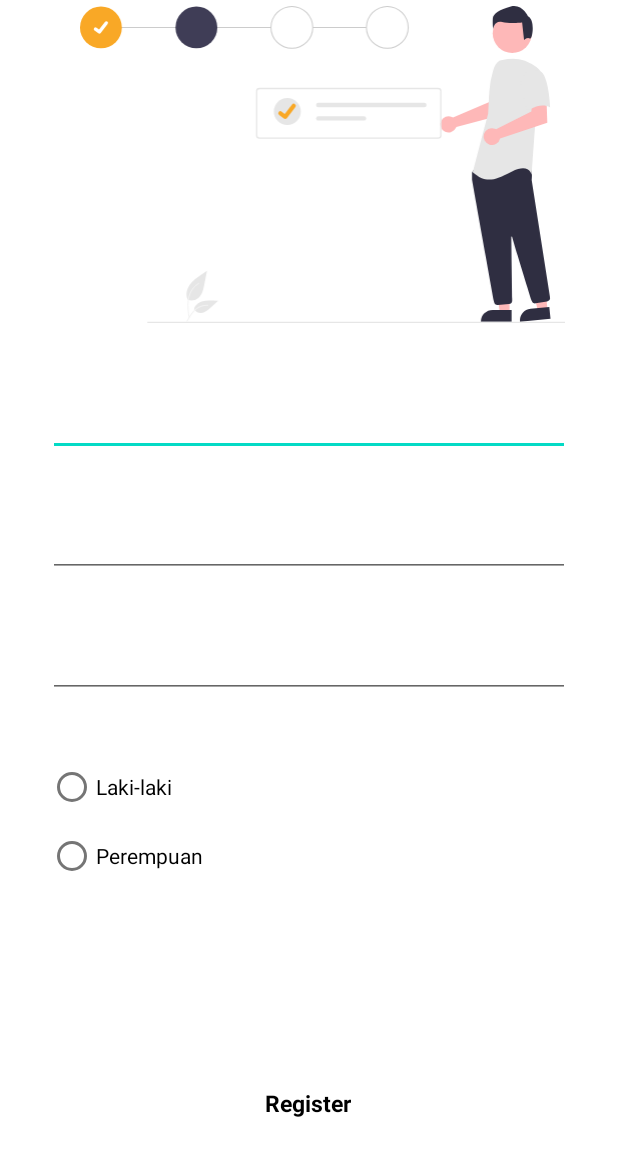
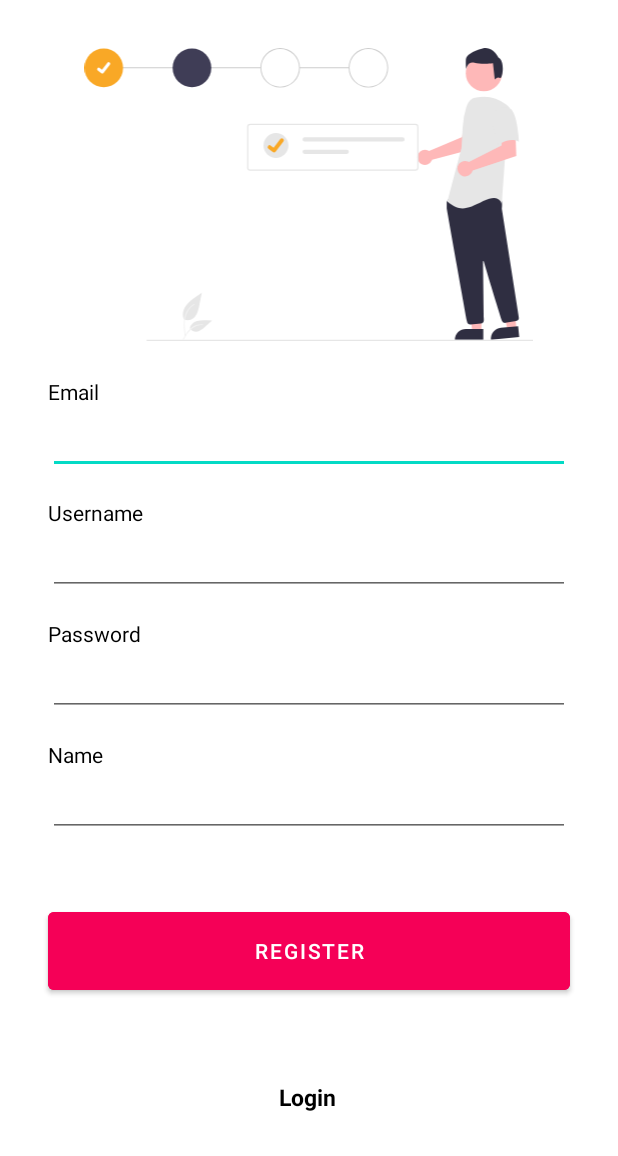
Before and after one commit to gananta65/C22-PS237-Capstone-Project, an Android app: the layout activity_register.xml on its own in the app's theme, with its tools: preview values and no code run, on a phone screen of 412 x 824 dp. Shown: the top 1156 px of the screen. Run offline under Robolectric (Android 15) with nearby library versions, the phone set to English and light mode, and no system bars.

```diff
--- a/Capstone-md/app/src/main/res/layout/activity_register.xml
+++ b/Capstone-md/app/src/main/res/layout/activity_register.xml
@@ -10,25 +10,49 @@
         android:id="@+id/imageView2"
         android:layout_width="394dp"
         android:layout_height="211dp"
-        android:layout_marginTop="4dp"
+        android:layout_marginTop="16dp"
+        android:paddingTop="16dp"
+        android:src="@drawable/ic_regis"
         app:layout_constraintEnd_toEndOf="parent"
-        app:layout_constraintHorizontal_bias="1.0"
+        app:layout_constraintHorizontal_bias="0.47"
         app:layout_constraintStart_toStartOf="parent"
-        app:layout_constraintTop_toTopOf="parent"
-        tools:srcCompat="@drawable/ic_regis"
-        />
+        app:layout_constraintTop_toTopOf="parent" />
+
+    <TextView
+        android:id="@+id/view_email"
+        android:layout_width="wrap_content"
+        android:layout_height="wrap_content"
+        android:layout_marginStart="32dp"
+        android:layout_marginTop="24dp"
+        android:text="Email"
+        android:textColor="@color/black"
+        app:layout_constraintStart_toStartOf="parent"
+        app:layout_constraintTop_toBottomOf="@+id/imageView2" />
+
+
+    <com.google.android.material.textfield.TextInputEditText
+        android:id="@+id/edit_email"
+        android:layout_width="match_parent"
+        android:layout_height="wrap_content"
+        android:layout_marginStart="32dp"
+        android:layout_marginEnd="32dp"
+        android:ems="10"
+        android:inputType="textEmailAddress"
+        app:layout_constraintEnd_toEndOf="parent"
+        app:layout_constraintStart_toStartOf="parent"
+        app:layout_constraintTop_toBottomOf="@+id/view_email"
+        tools:ignore="SpeakableTextPresentCheck" />
 
     <TextView
         android:id="@+id/view_username"
         android:layout_width="wrap_content"
         android:layout_height="wrap_content"
         android:layout_marginStart="32dp"
-        android:layout_marginTop="24dp"
-        android:alpha="0"
+        android:layout_marginTop="16dp"
         android:text="Username"
         android:textColor="@color/black"
         app:layout_constraintStart_toStartOf="parent"
-        app:layout_constraintTop_toBottomOf="@+id/imageView2" />
+        app:layout_constraintTop_toBottomOf="@+id/edit_email" />
 
 
     <com.google.android.material.textfield.TextInputEditText
@@ -44,31 +68,6 @@
         app:layout_constraintTop_toBottomOf="@+id/view_username"
         tools:ignore="SpeakableTextPresentCheck" />
 
-    <TextView
-        android:id="@+id/view_name"
-        android:layout_width="wrap_content"
-        android:layout_height="wrap_content"
-        android:layout_marginStart="32dp"
-        android:layout_marginTop="16dp"
-        android:alpha="0"
-        android:text="Name"
-        android:textColor="@color/black"
-        app:layout_constraintStart_toStartOf="parent"
-        app:layout_constraintTop_toBottomOf="@+id/edit_username" />
-
-
-    <com.google.android.material.textfield.TextInputEditText
-        android:id="@+id/edit_name"
-        android:layout_width="match_parent"
-        android:layout_height="wrap_content"
-        android:layout_marginStart="32dp"
-        android:layout_marginEnd="32dp"
-        android:ems="10"
-        android:inputType="textEmailAddress"
-        app:layout_constraintEnd_toEndOf="parent"
-        app:layout_constraintStart_toStartOf="parent"
-        app:layout_constraintTop_toBottomOf="@+id/view_name"
-        tools:ignore="SpeakableTextPresentCheck" />
 
     <TextView
         android:id="@+id/view_password"
@@ -76,12 +75,10 @@
         android:layout_height="wrap_content"
         android:layout_marginStart="32dp"
         android:layout_marginTop="16dp"
-        android:alpha="0"
         android:text="Password"
         android:textColor="@color/black"
         app:layout_constraintStart_toStartOf="parent"
-        app:layout_constraintTop_toBottomOf="@+id/edit_name" />
-
+        app:layout_constraintTop_toBottomOf="@+id/edit_username" />
 
     <com.google.android.material.textfield.TextInputEditText
         android:id="@+id/edit_password"
@@ -97,60 +94,49 @@
         tools:ignore="SpeakableTextPresentCheck" />
 
     <TextView
-        android:id="@+id/view_jk"
+        android:id="@+id/view_name"
         android:layout_width="wrap_content"
         android:layout_height="wrap_content"
         android:layout_marginStart="32dp"
         android:layout_marginTop="16dp"
-        android:alpha="0"
-        android:text="Jenis Kelamin"
+        android:text="Name"
         android:textColor="@color/black"
         app:layout_constraintStart_toStartOf="parent"
         app:layout_constraintTop_toBottomOf="@+id/edit_password" />
 
-    <RadioGroup
-        android:id="@+id/edit_jk"
-        android:layout_width="105dp"
-        android:layout_height="92dp"
+    <com.google.android.material.textfield.TextInputEditText
+        android:id="@+id/edit_name"
+        android:layout_width="match_parent"
+        android:layout_height="wrap_content"
         android:layout_marginStart="32dp"
+        android:layout_marginEnd="32dp"
+        android:ems="10"
+        app:layout_constraintEnd_toEndOf="parent"
         app:layout_constraintStart_toStartOf="parent"
-        app:layout_constraintTop_toBottomOf="@+id/view_jk">
-
-        <RadioButton
-            android:id="@+id/radioButton3"
-            android:layout_width="wrap_content"
-            android:layout_height="wrap_content"
-            android:text="Laki-laki" />
-
-        <RadioButton
-            android:id="@+id/radioButton4"
-            android:layout_width="match_parent"
-            android:layout_height="wrap_content"
-            android:text="Perempuan" />
-    </RadioGroup>
+        app:layout_constraintTop_toBottomOf="@+id/view_name"
+        tools:ignore="SpeakableTextPresentCheck" />
 
     <Button
         android:id="@+id/button_register"
         android:layout_width="0dp"
         android:layout_height="64dp"
         android:layout_marginStart="32dp"
-        android:layout_marginTop="16dp"
+        android:layout_marginTop="44dp"
         android:layout_marginEnd="32dp"
-        android:alpha="0"
         android:backgroundTint="@color/primary"
         android:text="Register"
         app:layout_constraintEnd_toEndOf="parent"
-        app:layout_constraintHorizontal_bias="0.0"
+        app:layout_constraintHorizontal_bias="1.0"
         app:layout_constraintStart_toStartOf="parent"
-        app:layout_constraintTop_toBottomOf="@+id/edit_jk" />
+        app:layout_constraintTop_toBottomOf="@+id/edit_name" />
 
     <TextView
-        android:id="@+id/Register"
+        android:id="@+id/LoginBtn"
         android:layout_width="wrap_content"
         android:layout_height="wrap_content"
         android:layout_marginTop="8dp"
         android:layout_marginBottom="16dp"
-        android:text="Register"
+        android:text="Login"
         android:textColor="@color/black"
         android:textSize="15sp"
         android:textStyle="bold"
--- a/Capstone-md/app/src/main/res/values/themes.xml
+++ b/Capstone-md/app/src/main/res/values/themes.xml
@@ -1,6 +1,6 @@
 <resources xmlns:tools="http://schemas.android.com/tools">
     <!-- Base application theme. -->
-    <style name="Theme.EyeDetector" parent="Theme.MaterialComponents.DayNight.DarkActionBar">
+    <style name="Theme.EyeDetector" parent="Theme.MaterialComponents.DayNight.NoActionBar">
         <!-- Primary brand color. -->
         <item name="colorPrimary">@color/purple_500</item>
         <item name="colorPrimaryVariant">@color/purple_700</item>
```
Also changed, not shown: Capstone-md/app/build.gradle (+10 -0 lines), Capstone-md/app/src/main/AndroidManifest.xml (+7 -4 lines), Capstone-md/app/src/main/java/com/dicoding/radityajayantara/eyedetector/ui/api/ApiConfig.kt (added, +24 -0 lines), Capstone-md/app/src/main/java/com/dicoding/radityajayantara/eyedetector/ui/api/ApiInterface.kt (added, +25 -0 lines), Capstone-md/app/src/main/java/com/dicoding/radityajayantara/eyedetector/ui/login/LoginActivity.kt (+41 -1 lines), Capstone-md/app/src/main/java/com/dicoding/radityajayantara/eyedetector/ui/register/RegisterActivity.kt (+43 -1 lines), Capstone-md/app/src/main/res/layout/activity_login.xml (+2 -7 lines).
